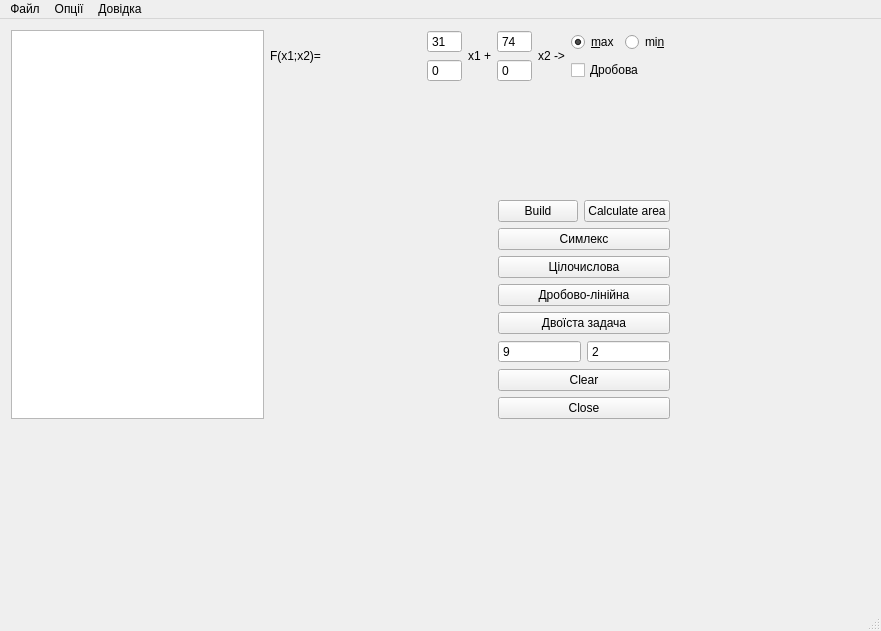
First picture: the form in mainwindow.ui, repository AlHaazen/MMDO, before the edit.
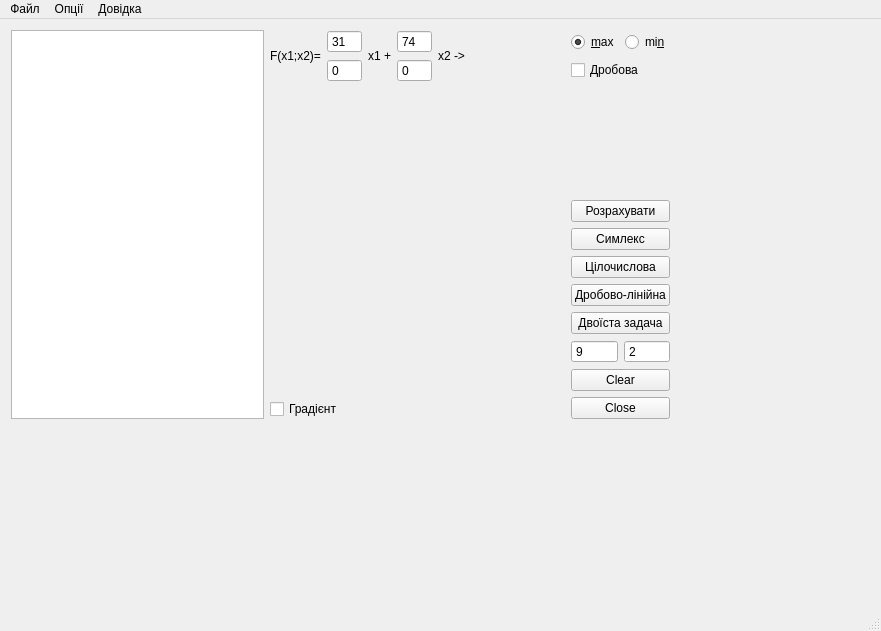
Second picture: the form after the edit. Icons and pictures are not drawn. Custom widgets are drawn as their Qt base class.

Commit message: Додав градієнт, поковиряв UI

```diff
--- a/mainwindow.ui
+++ b/mainwindow.ui
@@ -37,6 +37,12 @@
         <layout class="QHBoxLayout" name="horizontalLayout_2">
          <item>
           <widget class="QLabel" name="label">
+           <property name="sizePolicy">
+            <sizepolicy hsizetype="Minimum" vsizetype="Preferred">
+             <horstretch>0</horstretch>
+             <verstretch>0</verstretch>
+            </sizepolicy>
+           </property>
            <property name="text">
             <string>F(x1;x2)=</string>
            </property>
@@ -124,6 +130,19 @@
              </property>
             </widget>
            </item>
+           <item>
+            <spacer name="horizontalSpacer_2">
+             <property name="orientation">
+              <enum>Qt::Horizontal</enum>
+             </property>
+             <property name="sizeHint" stdset="0">
+              <size>
+               <width>40</width>
+               <height>20</height>
+              </size>
+             </property>
+            </spacer>
+           </item>
            <item>
             <layout class="QVBoxLayout" name="verticalLayout_5">
              <item>
@@ -200,6 +219,30 @@
        </item>
        <item>
         <layout class="QHBoxLayout" name="horizontalLayout_13">
+         <item>
+          <layout class="QVBoxLayout" name="verticalLayout_6">
+           <item>
+            <spacer name="verticalSpacer">
+             <property name="orientation">
+              <enum>Qt::Vertical</enum>
+             </property>
+             <property name="sizeHint" stdset="0">
+              <size>
+               <width>20</width>
+               <height>40</height>
+              </size>
+             </property>
+            </spacer>
+           </item>
+           <item>
+            <widget class="QCheckBox" name="checkBoxGradient">
+             <property name="text">
+              <string>Градієнт</string>
+             </property>
+            </widget>
+           </item>
+          </layout>
+         </item>
          <item>
           <spacer name="horizontalSpacer">
            <property name="orientation">
@@ -216,24 +259,6 @@
          <item>
           <layout class="QVBoxLayout" name="verticalLayout_2">
            <item>
-            <layout class="QHBoxLayout" name="horizontalLayout_3">
-             <item>
-              <widget class="QPushButton" name="pushButton_2">
-               <property name="sizePolicy">
-                <sizepolicy hsizetype="Minimum" vsizetype="Minimum">
-                 <horstretch>0</horstretch>
-                 <verstretch>0</verstretch>
-                </sizepolicy>
-               </property>
-               <property name="text">
-                <string>Build</string>
-               </property>
-               <property name="checkable">
-                <bool>false</bool>
-               </property>
-              </widget>
-             </item>
-             <item>
               <widget class="QPushButton" name="pushButton_5">
                <property name="sizePolicy">
                 <sizepolicy hsizetype="Minimum" vsizetype="Minimum">
@@ -242,11 +267,9 @@
                 </sizepolicy>
                </property>
                <property name="text">
-                <string>Calculate area</string>
-               </property>
-              </widget>
-             </item>
-            </layout>
+              <string>Розрахувати</string>
+             </property>
+            </widget>
            </item>
            <item>
             <widget class="QPushButton" name="Simplex">
```
Lines whose indentation alone changed are shown as unchanged. The commit also changes 5 other files.
